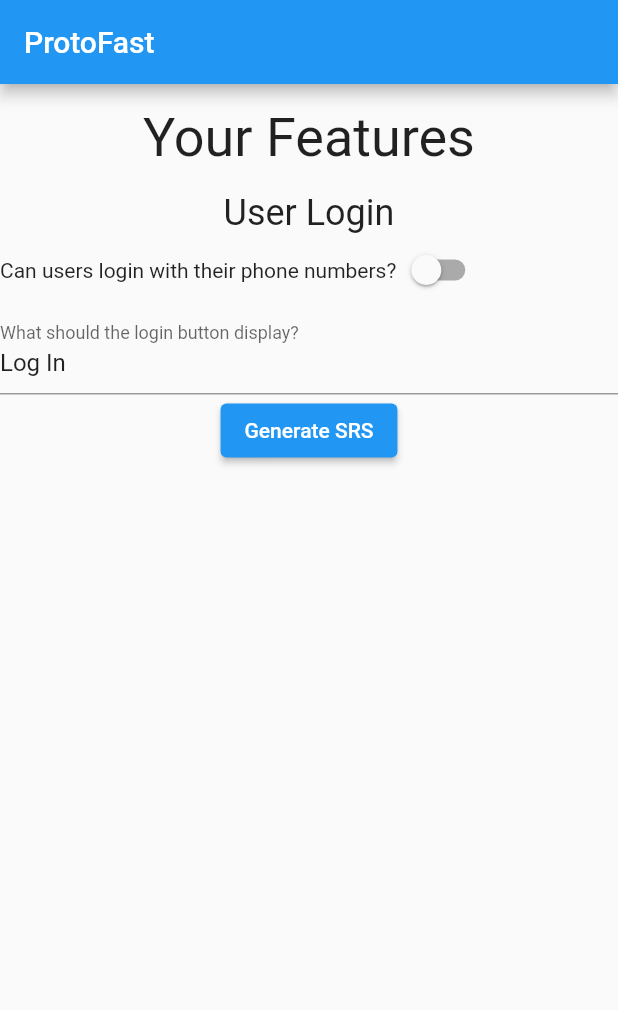
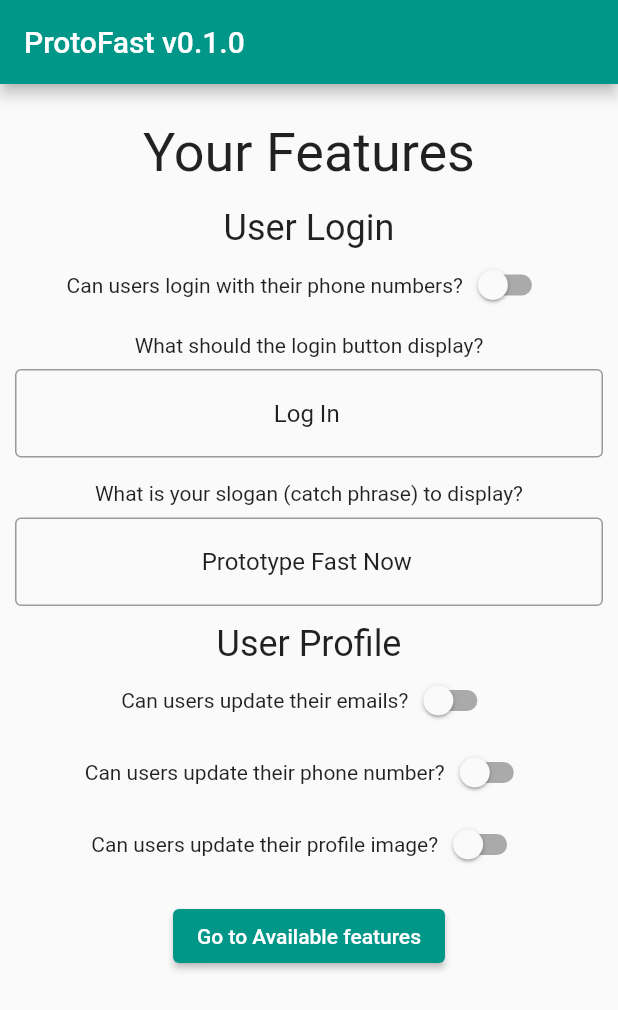
Before and after one commit to ElBatanony/ProtoFast, a Flutter app: the screen it shows after launch, on a phone screen of 412 x 824 dp. Shown: the top 1010 px of the screen. Run offline on Flutter 3.47's test engine with Material 2 defaults, Android fonts, the phone set to English and light mode, and no system bars.

Commit message:
List of available features

```diff
--- a/lib/configurations/bool_configuration.dart
+++ b/lib/configurations/bool_configuration.dart
@@ -32,7 +32,10 @@ class _BoolConfigurationWidgetState extends State<BoolConfigurationWidget> {
 
   @override
   Widget build(BuildContext context) {
-    return Row(children: [
+    return Row(
+        mainAxisAlignment: MainAxisAlignment.center,
+        crossAxisAlignment: CrossAxisAlignment.center,
+        children: [
           Text(widget.boolConfig.question),
           Switch(
               value: widget.boolConfig.isEnabled(),
--- a/lib/configurations/string_configuration.dart
+++ b/lib/configurations/string_configuration.dart
@@ -6,15 +6,15 @@ class StringConfiguration extends Configuration<String> {
 
   @override
   Widget configurationWidget() {
-    return StringConfigurationWidget(boolConfig: this);
+    return StringConfigurationWidget(stringConfig: this);
   }
 }
 
 class StringConfigurationWidget extends StatefulWidget {
-  const StringConfigurationWidget({Key? key, required this.boolConfig})
+  const StringConfigurationWidget({Key? key, required this.stringConfig})
       : super(key: key);
 
-  final StringConfiguration boolConfig;
+  final StringConfiguration stringConfig;
 
   @override
   _StringConfigurationWidgetState createState() =>
@@ -27,25 +27,29 @@ class _StringConfigurationWidgetState extends State<StringConfigurationWidget> {
   @override
   void initState() {
     setState(() {
-      controller.text = widget.boolConfig.value;
+      controller.text = widget.stringConfig.value;
     });
     super.initState();
   }
 
   @override
   Widget build(BuildContext context) {
-    return Column(children: [
+    return Padding(
+      padding: const EdgeInsets.symmetric(vertical: 8.0),
+      child: Column(children: [
+        Text(widget.stringConfig.question),
+        const SizedBox(height: 8),
         TextField(
+          textAlign: TextAlign.center,
           controller: controller,
-        decoration: InputDecoration(
-          labelText: widget.boolConfig.question,
-        ),
+          decoration: const InputDecoration(border: OutlineInputBorder()),
           onChanged: (value) {
             setState(() {
-            widget.boolConfig.setConfiguration(value);
+              widget.stringConfig.setConfiguration(value);
             });
           },
         )
-    ]);
+      ]),
+    );
   }
 }
--- a/lib/features/user_login.dart
+++ b/lib/features/user_login.dart
@@ -2,10 +2,15 @@ import 'package:protofast/configurations/bool_configuration.dart';
 import 'package:protofast/configurations/string_configuration.dart';
 import 'package:protofast/models/feature.dart';
 
+import 'package:protofast/presentation/my_flutter_app_icons.dart';
+
 class UserLogin extends Feature {
   UserLogin()
-      : super('User Login', [
+      : super('User Login', MyFlutterApp.login, [
           BoolConfiguration('Can users login with their phone numbers?', false),
-          StringConfiguration('What should the login button display?', 'Log In')
+          StringConfiguration(
+              'What should the login button display?', 'Log In'),
+          StringConfiguration('What is your slogan (catch phrase) to display?',
+              'Prototype Fast Now')
         ]);
 }
--- /dev/null
+++ b/lib/features/user_profile.dart
@@ -0,0 +1,12 @@
+import 'package:protofast/configurations/bool_configuration.dart';
+import 'package:protofast/models/feature.dart';
+import 'package:protofast/presentation/my_flutter_app_icons.dart';
+
+class UserProfile extends Feature {
+  UserProfile()
+      : super('User Profile', MyFlutterApp.login, [
+          BoolConfiguration('Can users update their emails?', false),
+          BoolConfiguration('Can users update their phone number?', false),
+          BoolConfiguration('Can users update their profile image?', false),
+        ]);
+}
--- a/lib/main.dart
+++ b/lib/main.dart
@@ -1,8 +1,10 @@
 import 'package:flutter/material.dart';
 import 'package:protofast/features/user_login.dart';
+import 'package:protofast/features/user_profile.dart';
 import 'package:protofast/models/feature.dart';
 import 'package:protofast/models/project.dart';
 import 'package:protofast/screens/srs_screen.dart';
+import 'package:protofast/screens/available_features.dart';
 
 void main() {
   runApp(const MyApp());
@@ -16,7 +18,7 @@ class MyApp extends StatelessWidget {
     return MaterialApp(
       title: 'ProtoFast',
       theme: ThemeData(
-        primarySwatch: Colors.blue,
+        primarySwatch: Colors.teal,
       ),
       home: const MyHomePage(),
     );
@@ -31,14 +33,16 @@ class MyHomePage extends StatefulWidget {
 }
 
 class _MyHomePageState extends State<MyHomePage> {
-  Project myProject =
-      Project('WeTube', [UserLogin()], [Platforms.android, Platforms.web]);
+  Project myProject = Project('WeTube', [UserLogin(), UserProfile()],
+      [Platforms.android, Platforms.web]);
 
   void goToSRS() {
     setState(() {});
     Navigator.push(
       context,
-      MaterialPageRoute(builder: (context) => SRSScreen(project: myProject)),
+      //MaterialPageRoute(builder: (context) => SrsScreen(project: myProject)),
+      MaterialPageRoute(
+          builder: (context) => AvailableFeaturesScreen(project: myProject)),
     );
   }
 
@@ -46,9 +50,12 @@ class _MyHomePageState extends State<MyHomePage> {
   Widget build(BuildContext context) {
     return Scaffold(
         appBar: AppBar(
-        title: const Text('ProtoFast'),
+          title: const Text('ProtoFast v0.1.0'),
         ),
-      body: Column(
+        body: Center(
+          child: Padding(
+            padding: const EdgeInsets.all(10.0),
+            child: Column(
               children: [
                 const Padding(
                   padding: EdgeInsets.all(15.0),
@@ -58,10 +65,16 @@ class _MyHomePageState extends State<MyHomePage> {
                   ),
                 ),
                 featuresList(myProject.features),
-          ElevatedButton(onPressed: goToSRS, child: const Text('Generate SRS')),
+                const SizedBox(
+                  height: 10,
+                ),
+                ElevatedButton(
+                    onPressed: goToSRS,
+                    child: const Text('Go to Available features')),
               ],
             ),
-    );
+          ),
+        ));
   }
 }
 
--- a/lib/models/feature.dart
+++ b/lib/models/feature.dart
@@ -1,4 +1,5 @@
 import 'package:flutter/cupertino.dart';
+import 'package:flutter/material.dart';
 import 'package:protofast/models/configuration.dart';
 
 abstract class Feature {
@@ -6,24 +7,43 @@ abstract class Feature {
   List<Configuration> configs;
   int? estimation;
   int? priority;
+  IconData icon;
 
-  Feature(this.name, this.configs, {this.estimation, this.priority});
+  Feature(this.name, this.icon, this.configs, {this.estimation, this.priority});
 
   Widget generateSpecification() {
-    return Column(children: [
-      featureNameWidget(),
-      ...configs.map((config) => Text(config.generateSpecifications())).toList()
-    ]);
+    return Padding(
+      padding: const EdgeInsets.all(8.0),
+      child: Column(mainAxisAlignment: MainAxisAlignment.center, children: [
+        featureNameWidget(),
+        ...configs
+            .map((config) => Text(
+                  config.generateSpecifications(),
+                  textAlign: TextAlign.center,
+                ))
+            .toList()
+      ]),
+    );
   }
 
   Widget featureWidget() {
-    return Column(mainAxisAlignment: MainAxisAlignment.start, children: [
-      featureNameWidget(),
-      ...configs.map((config) => config.configurationWidget()).toList()
+    return Column(children: [
+      Row(
+          mainAxisAlignment: MainAxisAlignment.center,
+          crossAxisAlignment: CrossAxisAlignment.center,
+          children: [featureNameWidget()]),
+      ...configs.map((config) => config.configurationWidget()).toList(),
+      const SizedBox(height: 3)
     ]);
   }
 
   Widget featureNameWidget() {
     return Text(name, style: const TextStyle(fontSize: 24));
   }
+
+  Widget featureIconWidget() {
+    return Icon(
+      icon,
+    );
+  }
 }
--- /dev/null
+++ b/lib/presentation/my_flutter_app_icons.dart
@@ -0,0 +1,29 @@
+/// Flutter icons MyFlutterApp
+/// Copyright (C) 2021 by original authors @ fluttericon.com, fontello.com
+/// This font was generated by FlutterIcon.com, which is derived from Fontello.
+///
+/// To use this font, place it in your fonts/ directory and include the
+/// following in your pubspec.yaml
+///
+/// flutter:
+///   fonts:
+///    - family:  MyFlutterApp
+///      fonts:
+///       - asset: fonts/MyFlutterApp.ttf
+///
+///
+/// * Font Awesome 4, Copyright (C) 2016 by Dave Gandy
+///         Author:    Dave Gandy
+///         License:   SIL ()
+///         Homepage:  http://fortawesome.github.com/Font-Awesome/
+///
+import 'package:flutter/widgets.dart';
+
+class MyFlutterApp {
+  MyFlutterApp._();
+
+  static const _kFontFam = 'MyFlutterApp';
+  static const String? _kFontPkg = null;
+
+  static const IconData login = IconData(0xe800, fontFamily: _kFontFam, fontPackage: _kFontPkg);
+}
--- a/pubspec.yaml
+++ b/pubspec.yaml
@@ -56,6 +56,10 @@ flutter:
   # included with your application, so that you can use the icons in
   # the material Icons class.
   uses-material-design: true
+  fonts:
+     - family:  MyFlutterApp
+       fonts:
+         - asset: lib/fonts/MyFlutterApp.ttf
 
   # To add assets to your application, add an assets section, like this:
   # assets:
```
Also changed, not shown: lib/screens/available_features.dart (added, +79 -0 lines), lib/screens/srs_screen.dart (+4 -8 lines), lib/fonts/MyFlutterApp.ttf (added). Lines whose indentation alone changed are shown as unchanged.
